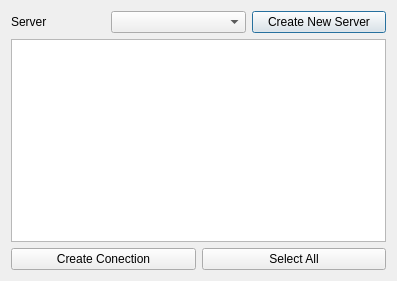
This is ServerTools/ui_serverDBExplorer.ui in dsgoficial/DsgTools as Qt 5 draws it before an edit. The edited form follows.
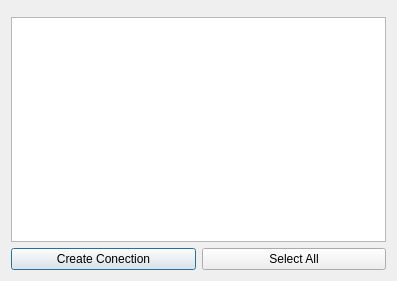
This is the edited form. Custom widgets are drawn as their Qt base class.

Diff of the .ui file:
```diff
--- a/ServerTools/ui_serverDBExplorer.ui
+++ b/ServerTools/ui_serverDBExplorer.ui
@@ -14,60 +14,6 @@
    <string>Configure Connections</string>
   </property>
   <layout class="QGridLayout" name="gridLayout">
-   <item row="0" column="0">
-    <layout class="QHBoxLayout" name="horizontalLayout">
-     <item>
-      <widget class="QLabel" name="label">
-       <property name="sizePolicy">
-        <sizepolicy hsizetype="Fixed" vsizetype="Preferred">
-         <horstretch>0</horstretch>
-         <verstretch>0</verstretch>
-        </sizepolicy>
-       </property>
-       <property name="text">
-        <string>Server</string>
-       </property>
-      </widget>
-     </item>
-     <item>
-      <spacer name="horizontalSpacer_2">
-       <property name="orientation">
-        <enum>Qt::Horizontal</enum>
-       </property>
-       <property name="sizeType">
-        <enum>QSizePolicy::Fixed</enum>
-       </property>
-       <property name="sizeHint" stdset="0">
-        <size>
-         <width>58</width>
-         <height>22</height>
-        </size>
-       </property>
-      </spacer>
-     </item>
-     <item>
-      <widget class="QComboBox" name="serversCombo">
-       <property name="enabled">
-        <bool>true</bool>
-       </property>
-      </widget>
-     </item>
-     <item>
-      <widget class="QPushButton" name="createNewServerPushButton">
-       <property name="text">
-        <string>Create New Server</string>
-       </property>
-      </widget>
-     </item>
-    </layout>
-   </item>
-   <item row="1" column="0">
-    <widget class="QListWidget" name="serverListWidget">
-     <property name="selectionMode">
-      <enum>QAbstractItemView::MultiSelection</enum>
-     </property>
-    </widget>
-   </item>
    <item row="2" column="0">
     <layout class="QHBoxLayout" name="horizontalLayout_2">
      <item>
@@ -86,8 +32,26 @@
      </item>
     </layout>
    </item>
+   <item row="1" column="0">
+    <widget class="QListWidget" name="serverListWidget">
+     <property name="selectionMode">
+      <enum>QAbstractItemView::MultiSelection</enum>
+     </property>
+    </widget>
+   </item>
+   <item row="0" column="0">
+    <widget class="ExploreServerWidget" name="serverWidget" native="true"/>
+   </item>
   </layout>
  </widget>
+ <customwidgets>
+  <customwidget>
+   <class>ExploreServerWidget</class>
+   <extends>QWidget</extends>
+   <header>DsgTools.CustomWidgets.exploreServerWidget.h</header>
+   <container>1</container>
+  </customwidget>
+ </customwidgets>
  <resources/>
  <connections/>
 </ui>
```
